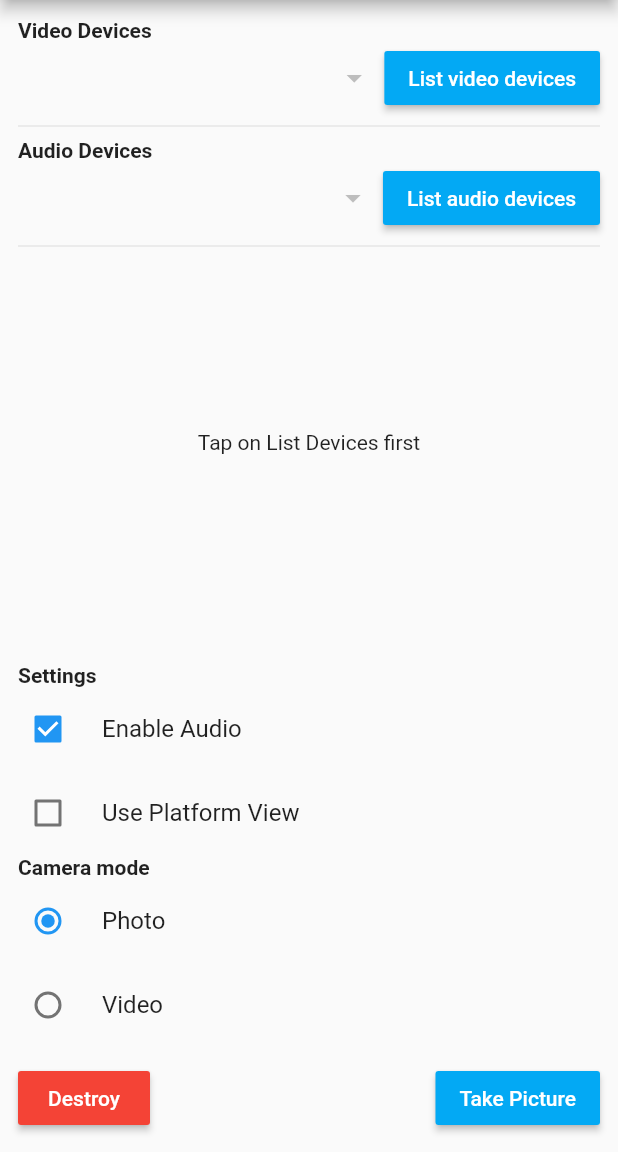
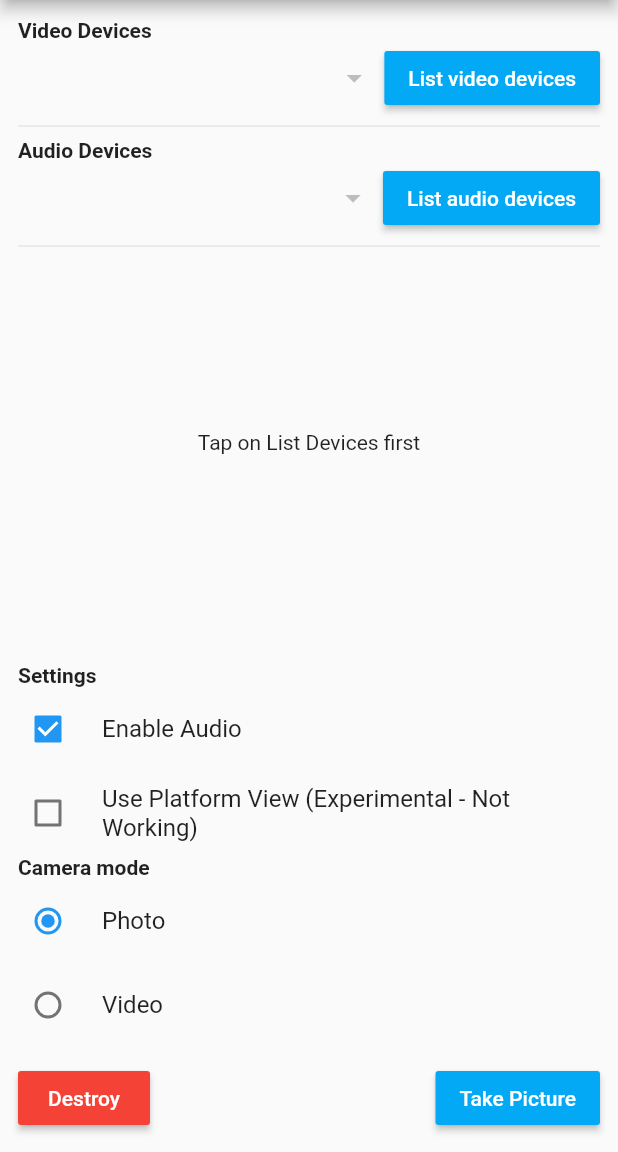
Before and after one commit to riccardo-lomazzi/camera_macos, a Flutter app: the screen it shows after launch, on a phone screen of 412 x 824 dp, the part 84-1236 px from its top. Run offline on Flutter 3.47's test engine with Material 2 defaults, Android fonts, the phone set to English and light mode, and no system bars; our stand-ins replace plugin_platform_interface.

Commit message:
added docs

```diff
--- a/example/lib/main_container_widget.dart
+++ b/example/lib/main_container_widget.dart
@@ -261,7 +261,8 @@ class MainContainerWidgetState extends State<MainContainerWidget> {
                             contentPadding: EdgeInsets.zero,
                             tristate: false,
                             controlAffinity: ListTileControlAffinity.leading,
-                            title: Text("Use Platform View"),
+                            title: Text(
+                                "Use Platform View (Experimental - Not Working)"),
                             onChanged: (bool? newValue) {
                               setState(() {
                                 this.usePlatformView = newValue ?? false;
--- a/lib/camera_macos_view.dart
+++ b/lib/camera_macos_view.dart
@@ -10,14 +10,28 @@ class CameraMacOSView extends StatefulWidget {
   /// Handles how the widget should fit the screen.
   final BoxFit fit;
 
+  /// DeviceId of the video streaming device
   final String? deviceId;
+
+  /// Audio DeviceId of the audio streaming device
   final String? audioDeviceId;
+
+  /// Enable audio while recording video. Defaults to 'true'. You can always override this setting when calling the 'startRecording' method.
   final bool enableAudio;
+
+  /// Choose between audio or video mode
   final CameraMacOSMode cameraMode;
+
+  /// Callback that gets called while the "initialize" method hasn't returned a value yet.
   final Widget Function(Object?)? onCameraLoading;
+
+  /// Callback that gets called when the "initialize" method has returned a value.
   final Function(CameraMacOSController) onCameraInizialized;
+
+  /// Callback that gets called when the "destroy" method has returned.
   final Widget Function()? onCameraDestroyed;
-  @visibleForTesting
+
+  /// [EXPERIMENTAL][NOT WORKING] It won't work until Flutter will officially support macOS Platform Views.
   final bool usePlatformView;
 
   const CameraMacOSView({
```
